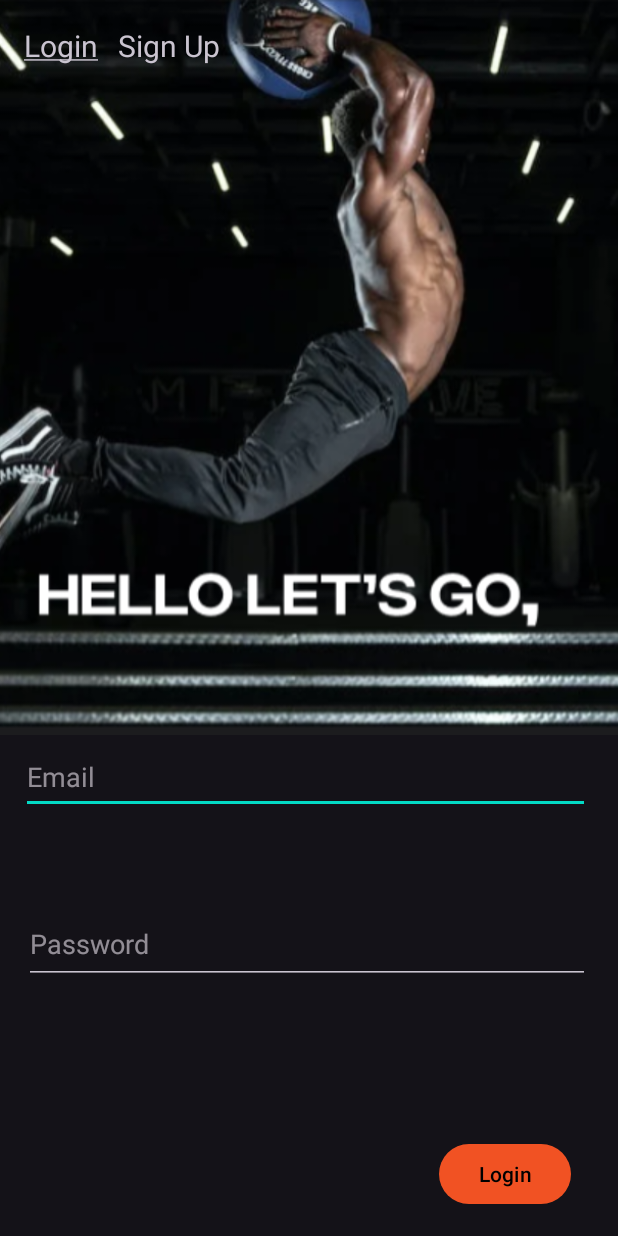
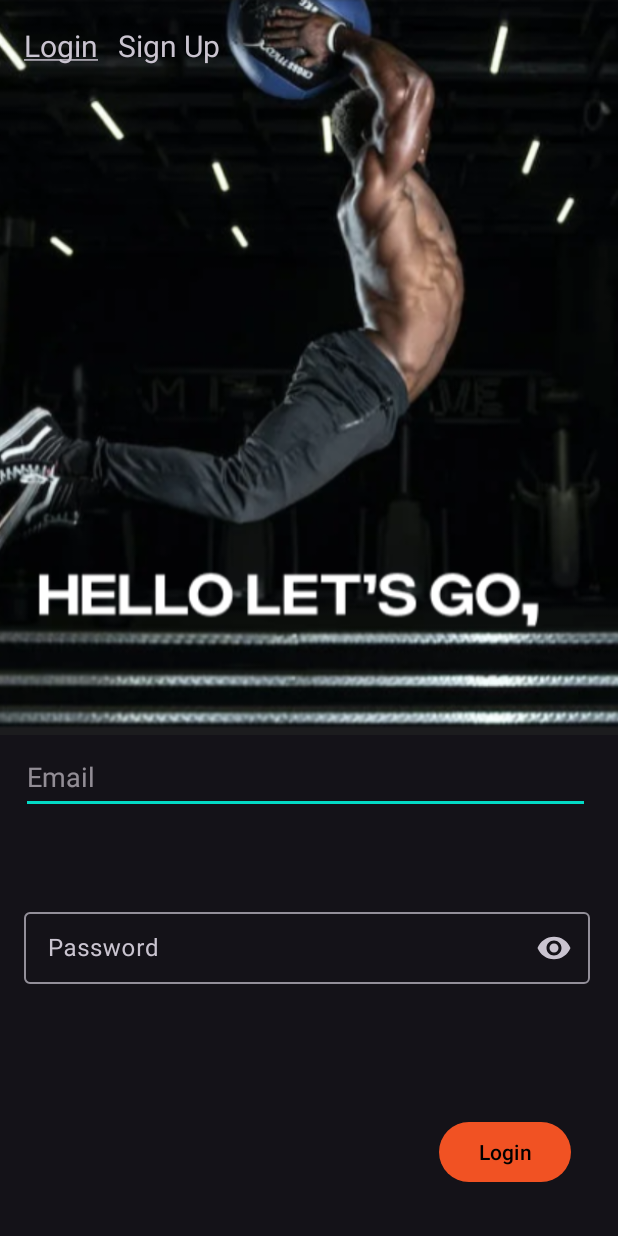
Before and after one commit to trungpro5398/WorkoutApp, an Android app: the screen it shows after launch (Login), on a phone screen of 412 x 824 dp. Run offline under Robolectric (Android 15) with nearby library versions, the phone set to English and light mode, and no system bars; our stand-ins replace Firebase (no records; nobody signed in at launch, a user with empty details on screens opened directly), Picasso, Room's generated code; pictures from the network do not load.

Commit message:
I add hide or show password for login

```diff
--- a/app/build.gradle
+++ b/app/build.gradle
@@ -46,6 +46,7 @@ dependencies {
     implementation 'com.google.android.exoplayer:exoplayer:2.18.2'
     implementation 'com.google.firebase:firebase-auth:21.0.3'
     implementation 'com.google.firebase:firebase-database:20.2.1'
+
     def lifecycle_version = "2.5.1"
     def arch_version = "2.2.0"
 
--- a/app/src/main/java/com/example/workoutapp/Login.java
+++ b/app/src/main/java/com/example/workoutapp/Login.java
@@ -1,6 +1,5 @@
 package com.example.workoutapp;
 
-import androidx.annotation.NonNull;
 import androidx.appcompat.app.AppCompatActivity;
 
 import android.content.Intent;
@@ -12,10 +11,10 @@ import android.widget.ProgressBar;
 import android.widget.TextView;
 import android.widget.Toast;
 
-
 import com.google.android.gms.tasks.OnCompleteListener;
 import com.google.android.gms.tasks.Task;
 import com.google.android.material.textfield.TextInputEditText;
+import com.google.android.material.textfield.TextInputLayout;
 import com.google.firebase.FirebaseApp;
 import com.google.firebase.auth.AuthResult;
 import com.google.firebase.auth.FirebaseAuth;
@@ -24,22 +23,21 @@ import com.google.firebase.auth.FirebaseUser;
 public class Login extends AppCompatActivity {
 
     TextInputEditText editTextEmail, editTextPassword;
+    TextInputLayout passwordLayout;
     Button btn_login;
     private FirebaseAuth mAuth;
     ProgressBar progressBar;
     TextView textView;
-
 
     @Override
     public void onStart() {
         super.onStart();
         // Check if user is signed in (non-null) and update UI accordingly.
         FirebaseUser currentUser = mAuth.getCurrentUser();
-        if(currentUser != null){
+        if (currentUser != null) {
             Intent intent = new Intent(getApplicationContext(), MainActivity.class);
             startActivity(intent);
             finish();
-
         }
     }
 
@@ -51,6 +49,7 @@ public class Login extends AppCompatActivity {
 
         mAuth = FirebaseAuth.getInstance();
         editTextEmail = findViewById(R.id.email);
+        passwordLayout = findViewById(R.id.passwordLayout);
         editTextPassword = findViewById(R.id.password);
         btn_login = findViewById(R.id.btn_login);
         progressBar = findViewById(R.id.progressBar);
@@ -71,7 +70,7 @@ public class Login extends AppCompatActivity {
                 email = String.valueOf(editTextEmail.getText());
                 password = String.valueOf(editTextPassword.getText());
 
-                if (TextUtils.isEmpty(email)){
+                if (TextUtils.isEmpty(email)) {
                     Toast.makeText(Login.this, "Enter Email", Toast.LENGTH_SHORT).show();
                     progressBar.setVisibility(View.GONE);
                     return;
@@ -83,11 +82,10 @@ public class Login extends AppCompatActivity {
                     return;
                 }
 
-                if (TextUtils.isEmpty(password)){
+                if (TextUtils.isEmpty(password)) {
                     Toast.makeText(Login.this, "Enter Password", Toast.LENGTH_SHORT).show();
                     progressBar.setVisibility(View.GONE);
                     return;
-
                 }
 
                 if (password.length() < 8) {
@@ -97,15 +95,13 @@ public class Login extends AppCompatActivity {
                 }
 
                 mAuth.signInWithEmailAndPassword(email, password)
-                        .addOnCompleteListener( new OnCompleteListener<AuthResult>() {
+                        .addOnCompleteListener(new OnCompleteListener<AuthResult>() {
                             @Override
-                            public void onComplete(@NonNull Task<AuthResult> task) {
+                            public void onComplete(Task<AuthResult> task) {
                                 progressBar.setVisibility(View.GONE);
-                                Toast.makeText(getApplicationContext(), "1111.",
-                                        Toast.LENGTH_SHORT).show();
                                 if (task.isSuccessful()) {
                                     // Sign in success, update UI with the signed-in user's information
-                                    Toast.makeText(getApplicationContext(), "login Successful.",
+                                    Toast.makeText(getApplicationContext(), "Login Successful.",
                                             Toast.LENGTH_SHORT).show();
                                     Intent intent = new Intent(getApplicationContext(), MainActivity.class);
                                     startActivity(intent);
@@ -113,10 +109,8 @@ public class Login extends AppCompatActivity {
 
                                 } else {
                                     // If sign in fails, display a message to the user.
-
                                     Toast.makeText(Login.this, "Authentication failed.",
                                             Toast.LENGTH_SHORT).show();
-
                                 }
                             }
                         });
--- a/app/src/main/res/layout/activity_login.xml
+++ b/app/src/main/res/layout/activity_login.xml
@@ -14,21 +14,32 @@
         android:layout_height="49dp"
         android:layout_marginBottom="60dp"
         android:hint="@string/email"
-        app:layout_constraintBottom_toTopOf="@+id/password"
+        app:layout_constraintBottom_toTopOf="@+id/passwordLayout"
         app:layout_constraintEnd_toEndOf="parent"
         app:layout_constraintHorizontal_bias="0.437"
         app:layout_constraintStart_toStartOf="parent" />
 
-    <com.google.android.material.textfield.TextInputEditText
-        android:id="@+id/password"
+    <!-- Password field -->
+    <com.google.android.material.textfield.TextInputLayout
+        android:id="@+id/passwordLayout"
         android:layout_width="377dp"
         android:layout_height="53dp"
         android:layout_marginBottom="168dp"
-        android:hint="@string/password"
+        app:endIconMode="password_toggle"
         app:layout_constraintBottom_toBottomOf="parent"
         app:layout_constraintEnd_toEndOf="parent"
         app:layout_constraintHorizontal_bias="0.47"
-        app:layout_constraintStart_toStartOf="parent" />
+        app:layout_constraintStart_toStartOf="parent">
+
+        <com.google.android.material.textfield.TextInputEditText
+            android:id="@+id/password"
+            android:layout_width="match_parent"
+            android:layout_height="wrap_content"
+            android:hint="@string/password"
+            android:inputType="textPassword" />
+
+    </com.google.android.material.textfield.TextInputLayout>
+
 
     <ProgressBar
         android:id="@+id/progressBar"
```
Also changed, not shown: app/src/main/java/com/example/workoutapp/MainActivity.java (+2 -6 lines).
